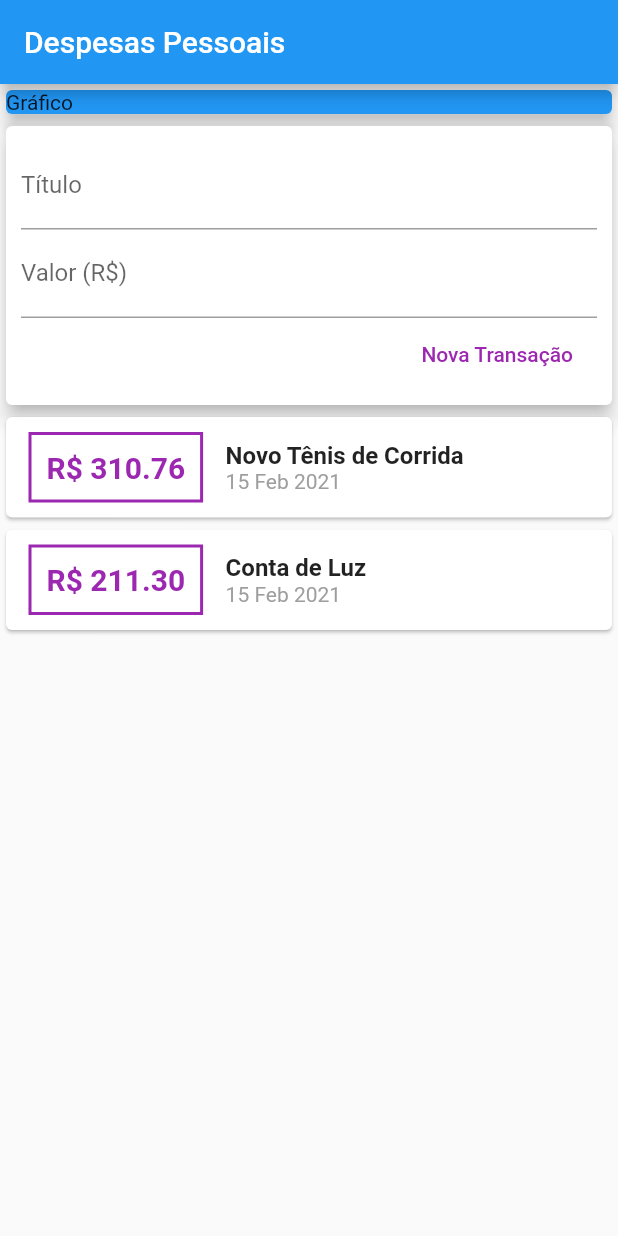
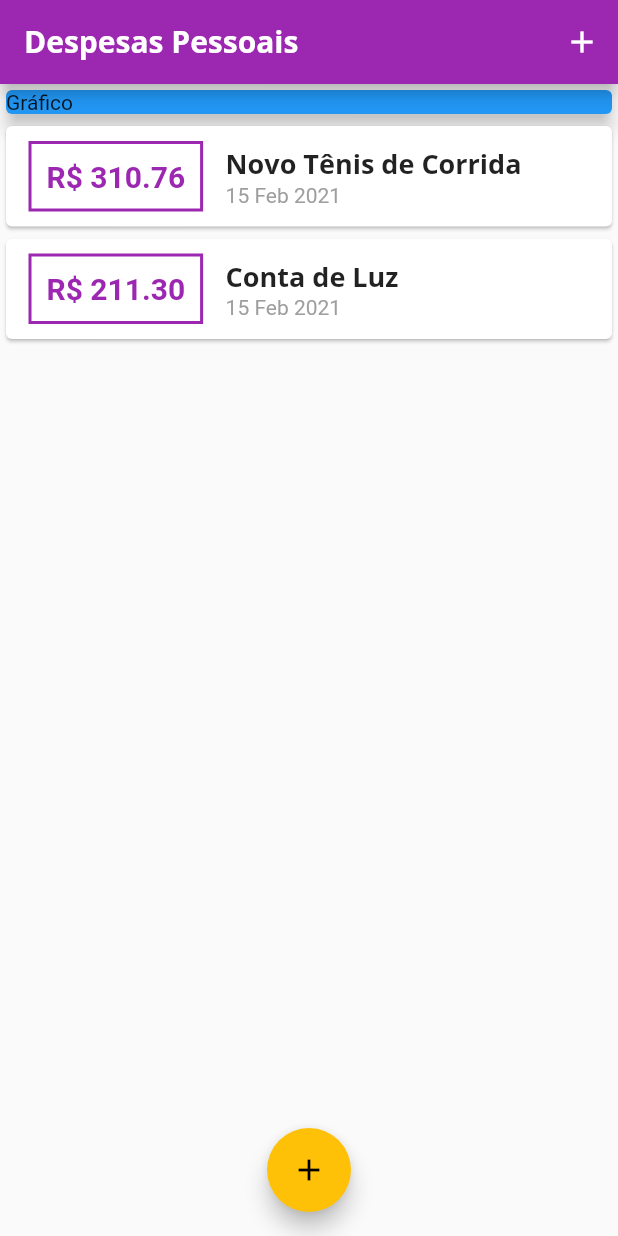
Before and after one commit to diegohiguchi/despesas_pessoais, a Flutter app: the screen it shows after launch, on a phone screen of 412 x 824 dp. Run offline on Flutter 3.47's test engine with Material 2 defaults, Android fonts, the phone set to English and light mode, and no system bars.

Commit message:
refatoracao e fonts

```diff
--- a/lib/components/transaction_form.dart
+++ b/lib/components/transaction_form.dart
@@ -1,13 +1,18 @@
-import 'package:flutter/cupertino.dart';
 import 'package:flutter/material.dart';
 
-class TransactionForm extends StatelessWidget {
-  final titleController = TextEditingController();
-  final valueController = TextEditingController();
-
+class TransactionForm extends StatefulWidget {
   final void Function(String, double) onSubmit;
 
   TransactionForm(this.onSubmit);
+
+  @override
+  _TransactionFormState createState() => _TransactionFormState();
+}
+
+class _TransactionFormState extends State<TransactionForm> {
+  final titleController = TextEditingController();
+
+  final valueController = TextEditingController();
 
   _submitForm() {
     final title = titleController.text;
@@ -17,7 +22,7 @@ class TransactionForm extends StatelessWidget {
       return;
     }
 
-    onSubmit(title, value);
+    widget.onSubmit(title, value);
   }
 
   @override
--- a/lib/components/transaction_list.dart
+++ b/lib/components/transaction_list.dart
@@ -1,5 +1,4 @@
 import 'package:despesas_pessoais/models/transaction.dart';
-import 'package:flutter/cupertino.dart';
 import 'package:flutter/material.dart';
 import 'package:intl/intl.dart';
 
@@ -23,7 +22,7 @@ class TransactionList extends StatelessWidget {
                   margin: EdgeInsets.symmetric(horizontal: 15, vertical: 10),
                   decoration: BoxDecoration(
                     border: Border.all(
-                      color: Colors.purple,
+                      color: Theme.of(context).primaryColor,
                       width: 2,
                     ),
                   ),
@@ -33,7 +32,7 @@ class TransactionList extends StatelessWidget {
                     style: TextStyle(
                       fontWeight: FontWeight.bold,
                       fontSize: 20,
-                      color: Colors.purple,
+                      color: Theme.of(context).primaryColor,
                     ),
                   ),
                 ),
@@ -42,10 +41,11 @@ class TransactionList extends StatelessWidget {
                   children: <Widget>[
                     Text(
                       tr.title,
-                      style: TextStyle(
-                        fontSize: 16,
-                        fontWeight: FontWeight.bold,
-                      ),
+                      style: Theme.of(context).textTheme.headline6,
+                      // style: TextStyle(
+                      //   fontSize: 16,
+                      //   fontWeight: FontWeight.bold,
+                      // ),
                     ),
                     Text(
                       DateFormat('d MMM y').format(tr.date),
--- a/lib/components/transaction_user.dart
+++ /dev/null
@@ -1,51 +0,0 @@
-import 'dart:math';
-
-import 'package:despesas_pessoais/components/transaction_form.dart';
-import 'package:despesas_pessoais/components/transaction_list.dart';
-import 'package:despesas_pessoais/models/transaction.dart';
-import 'package:flutter/material.dart';
-
-class TransactionUser extends StatefulWidget {
-  @override
-  _TransactionUserState createState() => _TransactionUserState();
-}
-
-class _TransactionUserState extends State<TransactionUser> {
-  final _transactions = [
-    Transaction(
-      id: 't1',
-      title: 'Novo Tênis de Corrida',
-      value: 310.76,
-      date: DateTime.now(),
-    ),
-    Transaction(
-      id: 't2',
-      title: 'Conta de Luz',
-      value: 211.30,
-      date: DateTime.now(),
-    ),
-  ];
-
-  _addTransaction(String title, double value) {
-    final newTransaction = Transaction(
-      id: Random().nextDouble().toString(),
-      title: title,
-      value: value,
-      date: DateTime.now(),
-    );
-
-    setState(() {
-      _transactions.add(newTransaction);
-    });
-  }
-
-  @override
-  Widget build(BuildContext context) {
-    return Column(
-      children: <Widget>[
-        TransactionForm(_addTransaction),
-        TransactionList(_transactions),
-      ],
-    );
-  }
-}
--- a/lib/main.dart
+++ b/lib/main.dart
@@ -1,4 +1,5 @@
-import 'package:despesas_pessoais/components/transaction_user.dart';
+import 'dart:math';
+
 import 'package:flutter/material.dart';
 
 import 'components/transaction_form.dart';
@@ -12,16 +13,87 @@ class ExpensesApp extends StatelessWidget {
   Widget build(BuildContext context) {
     return MaterialApp(
       home: MyHomePage(),
+      theme: ThemeData(
+        primaryColor: Colors.purple,
+        accentColor: Colors.amber,
+        fontFamily: 'Quicksand',
+        textTheme: ThemeData.light().textTheme.copyWith(
+              headline6: TextStyle(
+                fontFamily: 'OpenSans',
+                fontSize: 18,
+                fontWeight: FontWeight.bold,
+              ),
+            ),
+        appBarTheme: AppBarTheme(
+          textTheme: ThemeData.light().textTheme.copyWith(
+                headline6: TextStyle(
+                  fontFamily: 'OpenSans',
+                  fontSize: 20,
+                  fontWeight: FontWeight.bold,
+                ),
+              ),
+        ),
+      ),
     );
   }
 }
 
-class MyHomePage extends StatelessWidget {
+class MyHomePage extends StatefulWidget {
+  @override
+  _MyHomePageState createState() => _MyHomePageState();
+}
+
+class _MyHomePageState extends State<MyHomePage> {
+  final _transactions = [
+    Transaction(
+      id: 't1',
+      title: 'Novo Tênis de Corrida',
+      value: 310.76,
+      date: DateTime.now(),
+    ),
+    Transaction(
+      id: 't2',
+      title: 'Conta de Luz',
+      value: 211.30,
+      date: DateTime.now(),
+    ),
+  ];
+
+  _addTransaction(String title, double value) {
+    final newTransaction = Transaction(
+      id: Random().nextDouble().toString(),
+      title: title,
+      value: value,
+      date: DateTime.now(),
+    );
+
+    setState(() {
+      _transactions.add(newTransaction);
+    });
+
+    Navigator.of(context).pop();
+  }
+
+  _openTransactionFormModal(BuildContext context) {
+    showModalBottomSheet(
+      context: context,
+      builder: (_) {
+        return TransactionForm(_addTransaction);
+      },
+    );
+  }
+
   @override
   Widget build(BuildContext context) {
     return Scaffold(
       appBar: AppBar(
         title: Text('Despesas Pessoais'),
+        actions: <Widget>[
+          IconButton(
+            icon: Icon(Icons.add),
+            onPressed: () => _openTransactionFormModal(context),
+          ),
+        ],
       ),
       body: SingleChildScrollView(
         child: Column(
@@ -34,10 +106,15 @@ class MyHomePage extends StatelessWidget {
                 elevation: 5,
               ),
             ),
-            TransactionUser()
+            TransactionList(_transactions),
           ],
         ),
       ),
+      floatingActionButton: FloatingActionButton(
+        onPressed: () => _openTransactionFormModal(context),
+        child: Icon(Icons.add),
+      ),
+      floatingActionButtonLocation: FloatingActionButtonLocation.centerFloat,
     );
   }
 }
```
Also changed, not shown: pubspec.yaml (+12 -6 lines).
